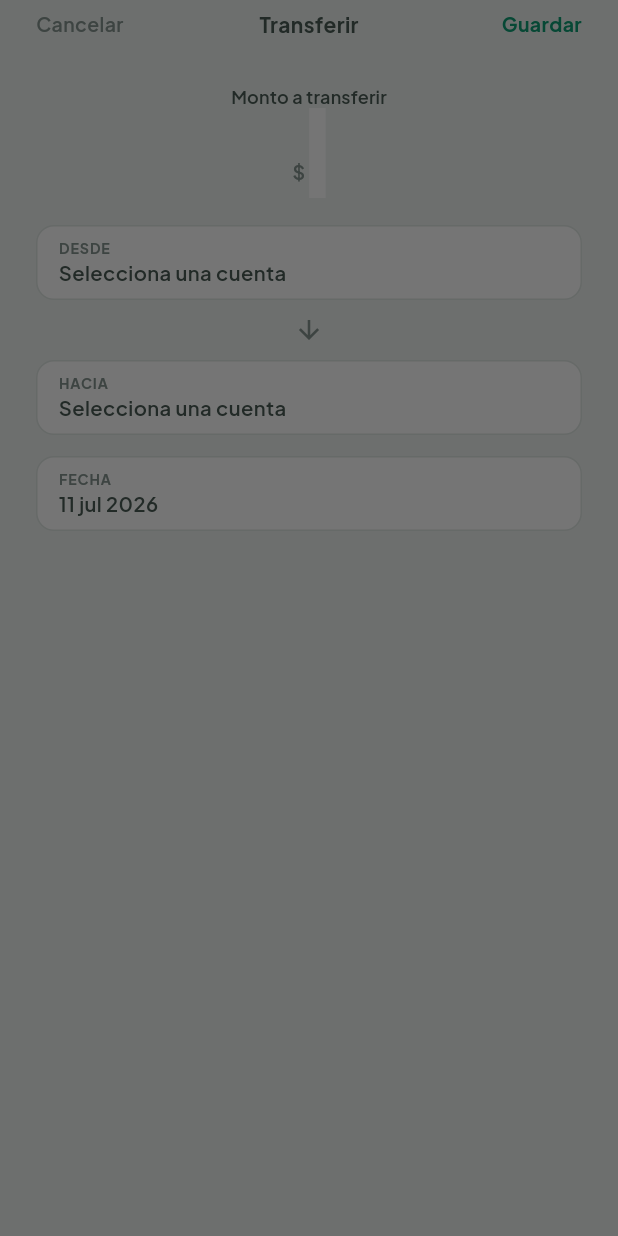
After one commit to DiegoHCH/finan2, a Flutter app: the TransferScreen screen opened directly, after a tap on "DESDE", on a phone screen of 412 x 824 dp. The commit adds this screen. Run offline on Flutter 3.47's test engine with Material 3 defaults, Android fonts, the phone set to English and light mode, and no system bars; our stand-ins replace cloud_firestore, csv, firebase_auth, firebase_core, flutter_local_notifications, flutter_riverpod and 7 more; accounts and stored records are empty.

Commit message:
feat(transfers): add transfers between accounts
Transfer lives in its own households/{hid}/transfers collection, not as
a Movement variant - it never counts as income/expense, so nothing in
Dashboard/Presupuesto/Exportar/Notificaciones needs to change. Creating
a transfer atomically debits the source account and credits the
destination in a single Firestore transaction (regular transactions
don't touch account balances today; this is the one place that does,
matching the mockup's "solo ajusta los saldos"). Create-only for now,
reached from a "Transferir entre cuentas" button in Cuentas (needs 2+
accounts).

```diff
--- /dev/null
+++ b/lib/features/transfers/data/transfer_model.dart
@@ -0,0 +1,44 @@
+import 'package:cloud_firestore/cloud_firestore.dart';
+
+/// Moving money between two of the household's own accounts. Deliberately
+/// NOT a Movement - it never counts as income/expense, so it lives in its
+/// own collection instead of touching every place that reads `transactions`.
+class Transfer {
+  const Transfer({
+    required this.id,
+    required this.amount,
+    required this.fromAccountId,
+    required this.toAccountId,
+    required this.date,
+    required this.createdBy,
+  });
+
+  final String id;
+  final int amount;
+  final String fromAccountId;
+  final String toAccountId;
+  final DateTime date;
+  final String createdBy;
+
+  factory Transfer.fromFirestore(DocumentSnapshot<Map<String, dynamic>> doc) {
+    final data = doc.data()!;
+    return Transfer(
+      id: doc.id,
+      amount: (data['amount'] as num?)?.toInt() ?? 0,
+      fromAccountId: data['fromAccountId'] as String? ?? '',
+      toAccountId: data['toAccountId'] as String? ?? '',
+      date: (data['date'] as Timestamp?)?.toDate() ?? DateTime.now(),
+      createdBy: data['createdBy'] as String? ?? '',
+    );
+  }
+
+  Map<String, dynamic> toFirestore() {
+    return {
+      'amount': amount,
+      'fromAccountId': fromAccountId,
+      'toAccountId': toAccountId,
+      'date': Timestamp.fromDate(date),
+      'createdBy': createdBy,
+    };
+  }
+}
--- /dev/null
+++ b/lib/features/transfers/presentation/screens/transfer_screen.dart
@@ -0,0 +1,185 @@
+import 'package:flutter/material.dart';
+import 'package:flutter_riverpod/flutter_riverpod.dart';
+import 'package:intl/intl.dart';
+
+import '../../../../core/theme/app_theme.dart';
+import '../../../../core/utils/currency.dart';
+import '../../../../core/widgets/finan2_amount_input.dart';
+import '../../../../core/widgets/finan2_form_top.dart';
+import '../../../../core/widgets/finan2_tap_field.dart';
+import '../../../accounts/data/account_model.dart';
+import '../../../accounts/presentation/viewmodels/account_providers.dart';
+import '../../../auth/presentation/viewmodels/auth_providers.dart';
+import '../../../household/presentation/viewmodels/household_providers.dart';
+import '../../data/transfer_model.dart';
+import '../viewmodels/transfer_providers.dart';
+
+class TransferScreen extends ConsumerStatefulWidget {
+  const TransferScreen({super.key});
+
+  @override
+  ConsumerState<TransferScreen> createState() => _TransferScreenState();
+}
+
+class _TransferScreenState extends ConsumerState<TransferScreen> {
+  final _amountController = TextEditingController();
+  String? _fromAccountId;
+  String? _toAccountId;
+  var _date = DateTime.now();
+
+  @override
+  void dispose() {
+    _amountController.dispose();
+    super.dispose();
+  }
+
+  Future<void> _pickAccount({
+    required List<Account> accounts,
+    required String? exclude,
+    required ValueChanged<String> onPicked,
+  }) async {
+    final options = accounts.where((a) => a.id != exclude).toList();
+    final formatMoney = ref.read(moneyFormatterProvider);
+    final selected = await showModalBottomSheet<String>(
+      context: context,
+      builder: (context) => SafeArea(
+        child: Column(
+          mainAxisSize: MainAxisSize.min,
+          children: [
+            for (final account in options)
+              ListTile(
+                leading: Icon(Finan2Icons.cuenta(account.type.name)),
+                title: Text(account.name),
+                subtitle: Text(formatMoney(account.balance)),
+                onTap: () => Navigator.of(context).pop(account.id),
+              ),
+          ],
+        ),
+      ),
+    );
+    if (selected != null) onPicked(selected);
+  }
+
+  Future<void> _pickDate() async {
+    final picked = await showDatePicker(
+      context: context,
+      initialDate: _date,
+      firstDate: DateTime(_date.year - 3),
+      lastDate: DateTime(_date.year + 1),
+    );
+    if (picked != null) setState(() => _date = picked);
+  }
+
+  Future<void> _save() async {
+    final amount = int.tryParse(_amountController.text) ?? 0;
+    final from = _fromAccountId;
+    final to = _toAccountId;
+    final user = ref.read(authStateChangesProvider).value;
+    if (amount <= 0 || from == null || to == null || from == to || user == null) {
+      ScaffoldMessenger.of(context).showSnackBar(
+        const SnackBar(
+          content: Text('Elige un monto y dos cuentas distintas.'),
+        ),
+      );
+      return;
+    }
+    await ref.read(transferControllerProvider.notifier).createTransfer(
+          Transfer(
+            id: '',
+            amount: amount,
+            fromAccountId: from,
+            toAccountId: to,
+            date: _date,
+            createdBy: user.uid,
+          ),
+        );
+    if (mounted) Navigator.of(context).pop();
+  }
+
+  @override
+  Widget build(BuildContext context) {
+    final colors = Theme.of(context).extension<Finan2Colors>()!;
+    final accounts = ref.watch(accountsProvider).value ?? const [];
+    final currencySymbol = currencySymbolFor(ref.watch(currentCurrencyProvider));
+    final formatMoney = ref.watch(moneyFormatterProvider);
+
+    Account? findAccount(String? id) {
+      for (final a in accounts) {
+        if (a.id == id) return a;
+      }
+      return null;
+    }
+
+    final fromAccount = findAccount(_fromAccountId);
+    final toAccount = findAccount(_toAccountId);
+
+    return Scaffold(
+      appBar: Finan2FormTop(title: 'Transferir', onSave: _save),
+      body: SingleChildScrollView(
+        padding: const EdgeInsets.all(Finan2Space.xl),
+        child: Column(
+          crossAxisAlignment: CrossAxisAlignment.stretch,
+          children: [
+            Text(
+              'Monto a transferir',
+              textAlign: TextAlign.center,
+              style: Theme.of(context).textTheme.labelMedium,
+            ),
+            Finan2AmountInput(
+              controller: _amountController,
+              currencySymbol: currencySymbol,
+            ),
+            const SizedBox(height: Finan2Space.lg),
+            Finan2TapField(
+              label: 'Desde',
+              value: fromAccount == null
+                  ? 'Selecciona una cuenta'
+                  : '${fromAccount.name} · ${formatMoney(fromAccount.balance)}',
+              leading: fromAccount == null
+                  ? null
+                  : Icon(
+                      Finan2Icons.cuenta(fromAccount.type.name),
+                      size: 18,
+                      color: colors.inkSoft,
+                    ),
+              onTap: () => _pickAccount(
+                accounts: accounts,
+                exclude: _toAccountId,
+                onPicked: (id) => setState(() => _fromAccountId = id),
+              ),
+            ),
+            const SizedBox(height: Finan2Space.sm),
+            Center(
+              child: Icon(Icons.arrow_downward, color: colors.inkFaint, size: 20),
+            ),
+            const SizedBox(height: Finan2Space.sm),
+            Finan2TapField(
+              label: 'Hacia',
+              value: toAccount == null
+                  ? 'Selecciona una cuenta'
+                  : '${toAccount.name} · ${formatMoney(toAccount.balance)}',
+              leading: toAccount == null
+                  ? null
+                  : Icon(
+                      Finan2Icons.cuenta(toAccount.type.name),
+                      size: 18,
+                      color: colors.inkSoft,
+                    ),
+              onTap: () => _pickAccount(
+                accounts: accounts,
+                exclude: _fromAccountId,
+                onPicked: (id) => setState(() => _toAccountId = id),
+              ),
+            ),
+            const SizedBox(height: Finan2Space.md),
+            Finan2TapField(
+              label: 'Fecha',
+              value: DateFormat('dd MMM yyyy', 'es').format(_date),
+              onTap: _pickDate,
+            ),
+          ],
+        ),
+      ),
+    );
+  }
+}
```
Also changed, not shown: lib/features/accounts/presentation/screens/accounts_screen.dart (+15 -0 lines), lib/features/transfers/data/transfer_repository.dart (added, +34 -0 lines), lib/features/transfers/presentation/viewmodels/transfer_providers.dart (added, +29 -0 lines), 1 other file.
